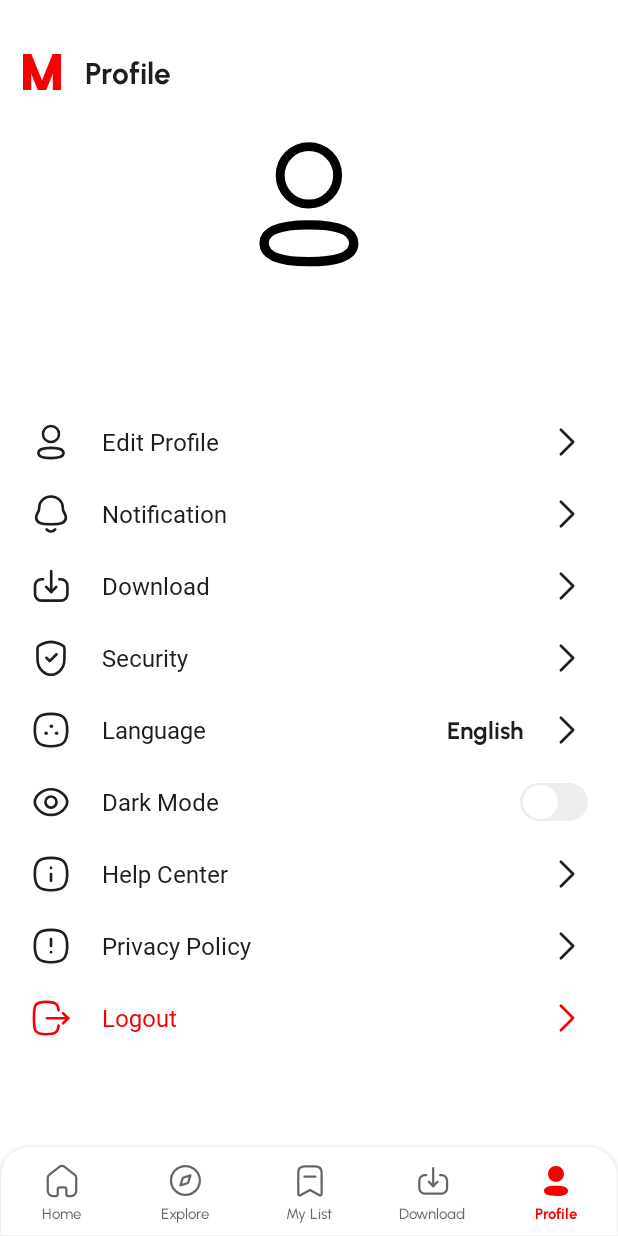
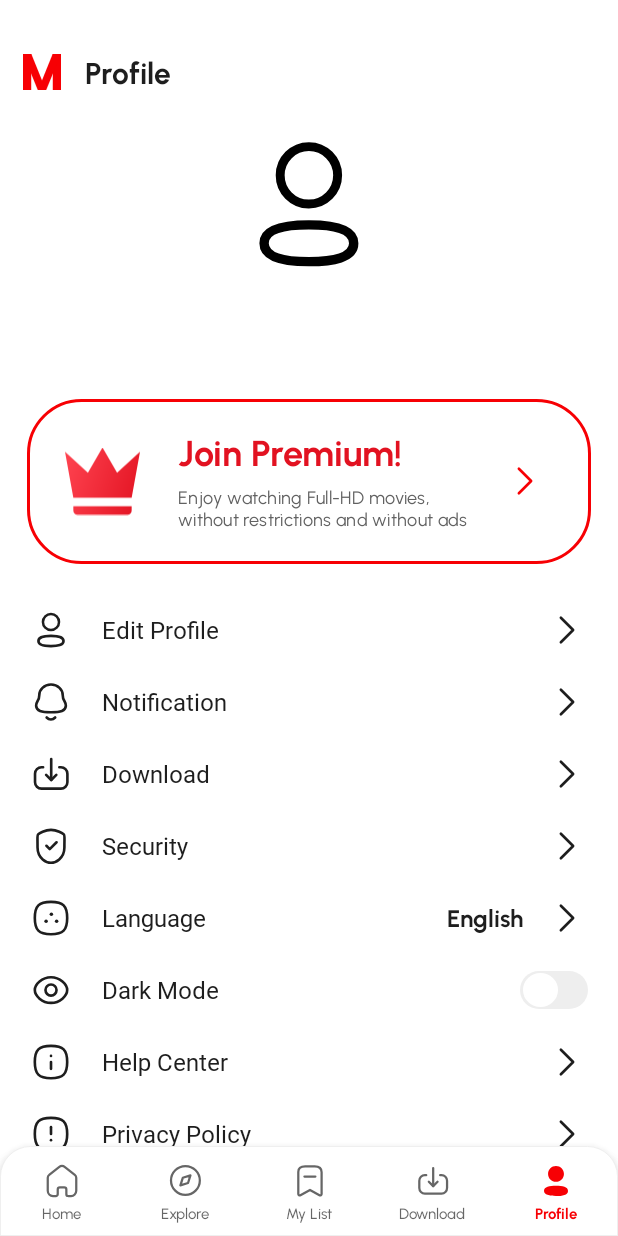
Before and after one commit to TechnoStudyMobile/Mova, an Android app: the ProfileFragment screen opened through its navigation route, on a phone screen of 412 x 824 dp. Run offline under Robolectric (Android 15) with nearby library versions, the phone set to English and light mode, and no system bars; our stand-ins replace Dagger/Hilt's generated code, Firebase (no records; nobody signed in at launch, a user with empty details on screens opened directly), navigation-ui, paging; libraries missing offline, so code that uses them is left out: jp.wasabeef.glide, www.sanju.motiontoast; network calls fail; pictures from the network do not load; 1 statement that could not run was skipped.

Commit message:
Premium Section UI task is done

```diff
--- /dev/null
+++ b/app/src/main/res/drawable/ic_premium_crown.xml
@@ -0,0 +1,21 @@
+<vector xmlns:android="http://schemas.android.com/apk/res/android"
+    xmlns:aapt="http://schemas.android.com/aapt"
+    android:width="50dp"
+    android:height="45dp"
+    android:viewportWidth="50"
+    android:viewportHeight="45">
+  <path
+      android:pathData="M5.556,33.333L0,2.778L15.278,16.667L25,0L34.722,16.667L50,2.778L44.444,33.333H5.556ZM44.444,41.667C44.444,43.333 43.333,44.444 41.667,44.444H8.333C6.667,44.444 5.556,43.333 5.556,41.667V38.889H44.444V41.667Z">
+    <aapt:attr name="android:fillColor">
+      <gradient
+          android:startX="50"
+          android:startY="44.444"
+          android:endX="-8.295"
+          android:endY="25.43"
+          android:type="linear">
+        <item android:offset="0" android:color="#FFE21221"/>
+        <item android:offset="1" android:color="#FFFF4451"/>
+      </gradient>
+    </aapt:attr>
+  </path>
+</vector>
--- /dev/null
+++ b/app/src/main/res/drawable/premium_frame.xml
@@ -0,0 +1,16 @@
+<?xml version="1.0" encoding="utf-8"?>
+<shape xmlns:android="http://schemas.android.com/apk/res/android"
+    android:shape="rectangle">
+    <!-- frame is rectangle -->
+
+    <!-- in frame transparent  -->
+    <solid android:color="@android:color/transparent" />
+    <stroke
+
+        android:width="2dp"
+        android:color="#f70004" />
+    <corners android:radius="35dp" />
+    <size
+        android:width="380dp"
+        android:height="110dp" />
+</shape>
--- /dev/null
+++ b/app/src/main/res/drawable/right_arrow.xml
@@ -0,0 +1,13 @@
+<vector xmlns:android="http://schemas.android.com/apk/res/android"
+    android:width="10dp"
+    android:height="17dp"
+    android:viewportWidth="10"
+    android:viewportHeight="17">
+  <path
+      android:pathData="M1.5,1.5L8.5,8.5L1.5,15.5"
+      android:strokeLineJoin="round"
+      android:strokeWidth="1.5"
+      android:fillColor="#00000000"
+      android:strokeColor="#E21221"
+      android:strokeLineCap="round"/>
+</vector>
--- a/app/src/main/res/layout/fragment_profile.xml
+++ b/app/src/main/res/layout/fragment_profile.xml
@@ -3,8 +3,8 @@
     xmlns:app="http://schemas.android.com/apk/res-auto"
     xmlns:tools="http://schemas.android.com/tools"
     android:layout_width="match_parent"
+    android:layout_height="match_parent"
     android:background="@color/background"
-    android:layout_height="match_parent"
     tools:context=".ui.profile.ProfileFragment">
 
 
@@ -52,8 +52,8 @@
         android:layout_width="100dp"
         android:layout_height="100dp"
         android:layout_margin="10dp"
+        app:cardBackgroundColor="@color/background"
         app:cardCornerRadius="50dp"
-        app:cardBackgroundColor="@color/background"
         app:cardElevation="0dp"
         app:layout_constraintEnd_toEndOf="parent"
         app:layout_constraintStart_toStartOf="parent"
@@ -94,11 +94,77 @@
         app:layout_constraintTop_toBottomOf="@+id/displayNameTv"
         tools:text="example@example.com" />
 
+    <LinearLayout
+        android:id="@+id/premium_frame"
+        android:layout_width="match_parent"
+        android:layout_height="wrap_content"
+        android:layout_marginHorizontal="18dp"
+        android:layout_marginTop="15dp"
+        android:layout_marginBottom="0dp"
+        android:background="@drawable/premium_frame"
+        android:orientation="horizontal"
+        app:layout_constraintTop_toBottomOf="@id/emailTv">
+
+        <ImageView
+            android:id="@+id/rectangle_premium"
+            android:layout_width="wrap_content"
+            android:layout_height="wrap_content"
+            app:layout_constraintEnd_toEndOf="parent"
+            app:layout_constraintStart_toStartOf="parent"
+            app:layout_constraintTop_toBottomOf="@id/emailTv" />
+
+        <ImageView
+            android:id="@+id/premium_crown"
+            android:layout_width="wrap_content"
+            android:layout_height="match_parent"
+            android:layout_marginStart="25dp"
+            android:src="@drawable/ic_premium_crown" />
+
+        <LinearLayout
+            android:layout_width="210dp"
+            android:layout_height="65dp"
+            android:layout_marginStart="25dp"
+            android:layout_marginTop="20dp"
+            android:gravity="center_vertical"
+            android:lineSpacingExtra="0sp"
+            android:orientation="vertical">
+
+            <TextView
+                android:id="@+id/join_premiu"
+                android:layout_width="208dp"
+                android:layout_height="29dp"
+                android:gravity="center_vertical"
+                android:lineSpacingExtra="0sp"
+                android:text="@string/join_premiu"
+                android:textAppearance="@style/join_premiu"
+                android:textStyle="bold" />
+
+            <TextView
+                android:id="@+id/enjoy_watch"
+                android:layout_width="208dp"
+                android:layout_height="28dp"
+                android:layout_marginTop="8dp"
+                android:gravity="center_vertical"
+                android:text="@string/enjoy_watch"
+                android:textAppearance="@style/enjoy_watch" />
+
+        </LinearLayout>
+
+        <ImageView
+            android:id="@+id/rihgt_arrow"
+            android:layout_width="28dp"
+            android:layout_height="28dp"
+            android:layout_gravity="center"
+            android:layout_marginStart="7dp"
+            android:src="@drawable/arrow_right" />
+
+    </LinearLayout>
+
     <androidx.core.widget.NestedScrollView
         android:layout_width="match_parent"
         android:layout_height="wrap_content"
         android:layout_marginTop="20dp"
-        app:layout_constraintTop_toBottomOf="@+id/emailTv">
+        app:layout_constraintTop_toBottomOf="@+id/premium_frame">
 
         <LinearLayout
             android:layout_width="match_parent"
@@ -117,8 +183,8 @@
                 <ImageView
                     android:layout_width="28dp"
                     android:layout_height="28dp"
-                    app:tint="@color/text_color"
-                    android:src="@drawable/profile" />
+                    android:src="@drawable/profile"
+                    app:tint="@color/text_color" />
 
                 <TextView
                     android:layout_width="0dp"
@@ -150,8 +216,8 @@
                 <ImageView
                     android:layout_width="28dp"
                     android:layout_height="28dp"
-                    app:tint="@color/text_color"
-                    android:src="@drawable/notification" />
+                    android:src="@drawable/notification"
+                    app:tint="@color/text_color" />
 
                 <TextView
                     android:layout_width="0dp"
@@ -183,8 +249,8 @@
                 <ImageView
                     android:layout_width="28dp"
                     android:layout_height="28dp"
-                    app:tint="@color/text_color"
-                    android:src="@drawable/download" />
+                    android:src="@drawable/download"
+                    app:tint="@color/text_color" />
 
                 <TextView
                     android:layout_width="0dp"
@@ -215,10 +281,10 @@
 
                 <ImageView
                     android:layout_width="28dp"
-                    app:tint="@color/text_color"
+                    android:layout_height="28dp"
 
-                    android:layout_height="28dp"
-                    android:src="@drawable/shield_done" />
+                    android:src="@drawable/shield_done"
+                    app:tint="@color/text_color" />
 
                 <TextView
                     android:layout_width="0dp"
@@ -250,10 +316,10 @@
 
                 <ImageView
                     android:layout_width="28dp"
-                    app:tint="@color/text_color"
+                    android:layout_height="28dp"
 
-                    android:layout_height="28dp"
-                    android:src="@drawable/more_circle" />
+                    android:src="@drawable/more_circle"
+                    app:tint="@color/text_color" />
 
                 <TextView
                     android:layout_width="0dp"
@@ -294,9 +360,9 @@
                 <ImageView
                     android:layout_width="28dp"
                     android:layout_height="28dp"
-                    app:tint="@color/text_color"
+                    android:src="@drawable/dark_theme"
 
-                    android:src="@drawable/dark_theme" />
+                    app:tint="@color/text_color" />
 
                 <TextView
                     android:layout_width="0dp"
@@ -312,11 +378,11 @@
                 <CheckBox
                     android:id="@+id/darkModeToggle"
                     android:layout_width="wrap_content"
+                    android:layout_height="wrap_content"
+                    android:background="@android:color/transparent"
                     android:button="@null"
-                    android:background="@android:color/transparent"
                     android:checked="false"
-                    android:drawableEnd="@drawable/checkbox_selector"
-                    android:layout_height="wrap_content" />
+                    android:drawableEnd="@drawable/checkbox_selector" />
             </LinearLayout>
 
             <LinearLayout
@@ -331,9 +397,9 @@
                 <ImageView
                     android:layout_width="28dp"
                     android:layout_height="28dp"
-                    app:tint="@color/text_color"
+                    android:src="@drawable/_nfo_square"
 
-                    android:src="@drawable/_nfo_square" />
+                    app:tint="@color/text_color" />
 
                 <TextView
                     android:layout_width="0dp"
@@ -365,9 +431,9 @@
                 <ImageView
                     android:layout_width="28dp"
                     android:layout_height="28dp"
-                    app:tint="@color/text_color"
+                    android:src="@drawable/danger_square"
 
-                    android:src="@drawable/danger_square" />
+                    app:tint="@color/text_color" />
 
                 <TextView
                     android:layout_width="0dp"
@@ -399,9 +465,9 @@
 
                 <ImageView
                     android:layout_width="28dp"
-                    app:tint="@color/red"
                     android:layout_height="28dp"
-                    android:src="@drawable/logout" />
+                    android:src="@drawable/logout"
+                    app:tint="@color/red" />
 
                 <TextView
                     android:layout_width="0dp"
--- a/app/src/main/res/values/strings.xml
+++ b/app/src/main/res/values/strings.xml
@@ -1,4 +1,4 @@
-<resources>
+<resources xmlns:tools="http://schemas.android.com/tools">
     <string name="app_name">Mova</string>
     <string name="login_image">Login Image</string>
     <string name="lets_you_in">Let\'s you in</string>
@@ -99,4 +99,6 @@
     <string name="english">English</string>
     <string name="logout_message">Are you sure you want to logout?</string>
     <string name="yes_logout">Yes, Logout</string>
+    <string name="join_premiu" tools:ignore="MissingTranslation">Join Premium!</string>
+    <string name="enjoy_watch" tools:ignore="MissingTranslation">Enjoy watching Full-HD movies, without restrictions and without ads</string>
 </resources>
--- a/app/src/main/res/values/styles.xml
+++ b/app/src/main/res/values/styles.xml
@@ -11,4 +11,14 @@
         <item name="android:textSize">16sp</item>
         <item name="android:textFontWeight">600</item>
     </style>
+
+    <style name="join_premiu">
+        <item name="android:textSize">24sp</item>
+        <item name="android:textColor">#E21221</item>
+    </style>
+    <style name="enjoy_watch">
+        <item name="android:textSize">12sp</item>
+        <item name="android:letterSpacing">0.02</item>
+        <item name="android:textColor">#616161</item>
+    </style>
 </resources>
```
